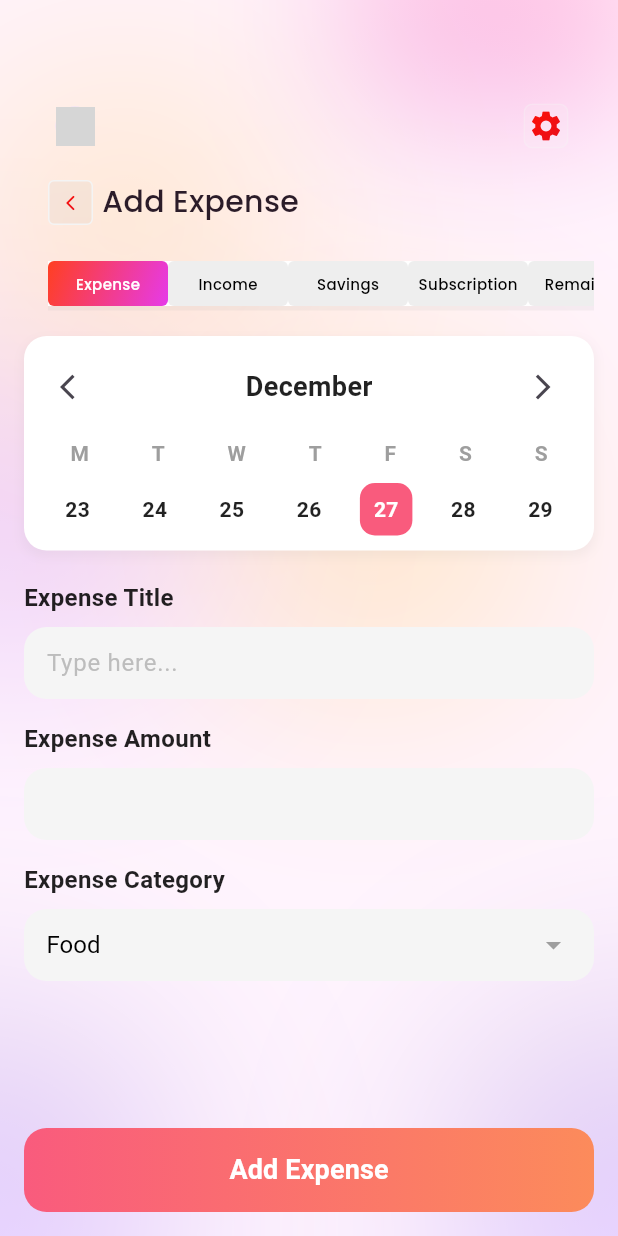
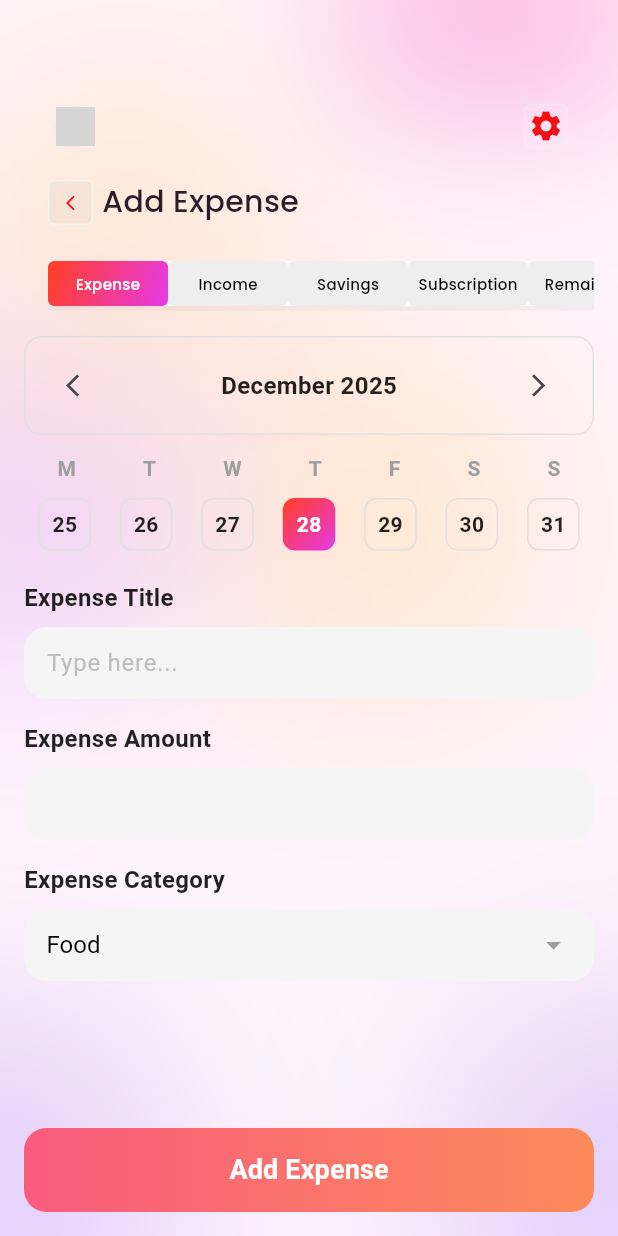
Before and after one commit to online-code-bite-md-tanvir-mahtab/income_expense_app, a Flutter app: the AddExpensePage screen opened directly, on a phone screen of 412 x 824 dp. Run offline on Flutter 3.47's test engine with Material 3 defaults, Android fonts, the phone set to English and light mode, and no system bars; our stand-ins replace get, glassmorphism, google_fonts; network calls fail; grey boxes are pictures that could not be loaded.

Commit message:
i am fixing the calender

```diff
--- a/lib/modules/expanse/view/add_expanse.dart
+++ b/lib/modules/expanse/view/add_expanse.dart
@@ -28,7 +28,7 @@ class _AddExpensePageState extends State<AddExpensePage> {
 
   // Dummy date data for the calendar
   final List<int> _daysInMonth = [23, 24, 25, 26, 27, 28, 29];
-  final int _selectedDay = 27;
+  int _selectedDay = 27;
 
   final HomeLogicController controller = Get.put(HomeLogicController());
   final HomeWidget homeWidget = HomeWidget();
@@ -210,125 +210,122 @@ class _AddExpensePageState extends State<AddExpensePage> {
   }
 
   Widget _buildCalendar() {
-    return Container(
-      padding: const EdgeInsets.all(10),
+    // Example: one week (7 days)
+    final List<int> _daysInWeek = [25, 26, 27, 28, 29, 30, 31];
+    int _selectedDay = 28; // example selected day
+
+    return Column(
+      crossAxisAlignment: CrossAxisAlignment.stretch,
+      children: [
+        // Header box
+        Container(
+          padding: const EdgeInsets.symmetric(horizontal: 12, vertical: 8),
           decoration: BoxDecoration(
-        color: Colors.white,
-        borderRadius: BorderRadius.circular(15),
-        boxShadow: [
-          BoxShadow(
-            color: Colors.grey.withOpacity(0.1),
-            spreadRadius: 1,
-            blurRadius: 5,
-            offset: const Offset(0, 3),
+            border: Border.all(color: Colors.grey.shade300, width: 1),
+            borderRadius: BorderRadius.circular(12),
           ),
-        ],
-      ),
-      child: Column(
-        children: [
-          Row(
+          child: Row(
             mainAxisAlignment: MainAxisAlignment.spaceBetween,
             children: [
               IconButton(
-                icon: const Icon(Icons.arrow_back_ios, size: 20),
+                icon: const Icon(Icons.arrow_back_ios, size: 18),
                 onPressed: () {},
               ),
               const Text(
-                'December',
+                'December 2025',
                 style: TextStyle(
-                  fontSize: 18,
+                  fontSize: 16,
                   fontWeight: FontWeight.bold,
                   color: Colors.black87,
                 ),
               ),
               IconButton(
-                icon: const Icon(Icons.arrow_forward_ios, size: 20),
+                icon: const Icon(Icons.arrow_forward_ios, size: 18),
                 onPressed: () {},
               ),
             ],
           ),
-          const SizedBox(height: 10),
+        ),
+        const SizedBox(height: 12),
+
+        // Weekdays header
         Row(
           mainAxisAlignment: MainAxisAlignment.spaceAround,
           children: const [
             Text(
               'M',
-                style: TextStyle(
-                  fontWeight: FontWeight.bold,
-                  color: Colors.grey,
-                ),
+              style: TextStyle(fontWeight: FontWeight.bold, color: Colors.grey),
             ),
             Text(
               'T',
-                style: TextStyle(
-                  fontWeight: FontWeight.bold,
-                  color: Colors.grey,
-                ),
+              style: TextStyle(fontWeight: FontWeight.bold, color: Colors.grey),
             ),
             Text(
               'W',
-                style: TextStyle(
-                  fontWeight: FontWeight.bold,
-                  color: Colors.grey,
-                ),
+              style: TextStyle(fontWeight: FontWeight.bold, color: Colors.grey),
             ),
             Text(
               'T',
-                style: TextStyle(
-                  fontWeight: FontWeight.bold,
-                  color: Colors.grey,
-                ),
+              style: TextStyle(fontWeight: FontWeight.bold, color: Colors.grey),
             ),
             Text(
               'F',
-                style: TextStyle(
-                  fontWeight: FontWeight.bold,
-                  color: Colors.grey,
-                ),
+              style: TextStyle(fontWeight: FontWeight.bold, color: Colors.grey),
             ),
             Text(
               'S',
-                style: TextStyle(
-                  fontWeight: FontWeight.bold,
-                  color: Colors.grey,
-                ),
+              style: TextStyle(fontWeight: FontWeight.bold, color: Colors.grey),
             ),
             Text(
               'S',
-                style: TextStyle(
-                  fontWeight: FontWeight.bold,
-                  color: Colors.grey,
-                ),
+              style: TextStyle(fontWeight: FontWeight.bold, color: Colors.grey),
             ),
           ],
         ),
+
         const SizedBox(height: 10),
+
+        // Single row of dates
         Row(
           mainAxisAlignment: MainAxisAlignment.spaceAround,
-            children: _daysInMonth.map((day) {
+          children: _daysInWeek.map((day) {
             bool isSelected = day == _selectedDay;
-              return Container(
+            return GestureDetector(
+              onTap: () {
+                // setState(() => _selectedDay = day); // Uncomment if in StatefulWidget
+              },
+              child: Container(
                 width: 35,
                 height: 35,
                 decoration: BoxDecoration(
+                  gradient: isSelected
+                      ? const LinearGradient(
+                          colors: [Color(0xFFFF3F21), Color(0xFFE63AE9)],
+                          begin: Alignment.topLeft,
+                          end: Alignment.bottomRight,
+                        )
+                      : null,
+                  color: isSelected ? null : Colors.transparent,
+                  borderRadius: BorderRadius.circular(8),
+                  border: Border.all(
                     color: isSelected
-                      ? const Color(0xFFF95B7D)
-                      : Colors.transparent,
-                  borderRadius: BorderRadius.circular(10),
+                        ? Colors.transparent
+                        : Colors.grey.shade300,
+                  ),
                 ),
                 alignment: Alignment.center,
                 child: Text(
                   day.toString(),
                   style: TextStyle(
                     color: isSelected ? Colors.white : Colors.black87,
-                    fontWeight: FontWeight.bold,
+                    fontWeight: FontWeight.w600,
+                  ),
                 ),
               ),
             );
           }).toList(),
         ),
       ],
-      ),
     );
   }
 
--- a/pubspec.yaml
+++ b/pubspec.yaml
@@ -38,6 +38,7 @@ dependencies:
   glassmorphism: ^3.0.0
   google_fonts: ^6.3.2
   get: ^4.6.6
+  table_calendar: ^3.2.0
 
 dev_dependencies:
   flutter_test:
```
Also changed, not shown: pubspec.lock. Lines whose indentation alone changed are shown as unchanged.
